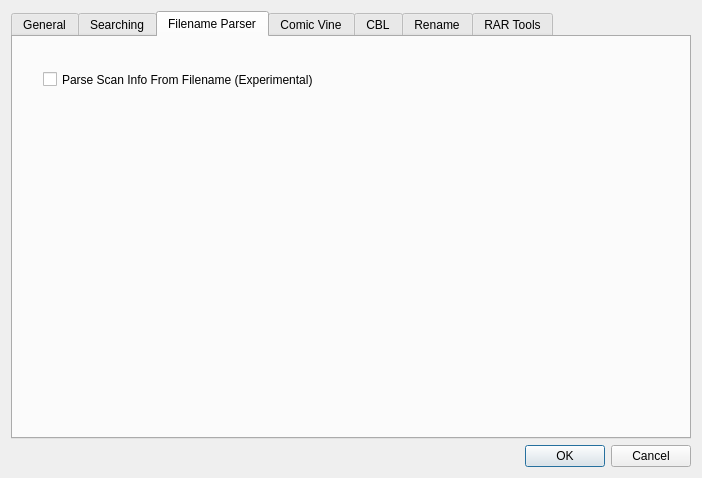
comictagger/comictagger, file comictaggerlib/ui/settingswindow.ui: the form before one commit.
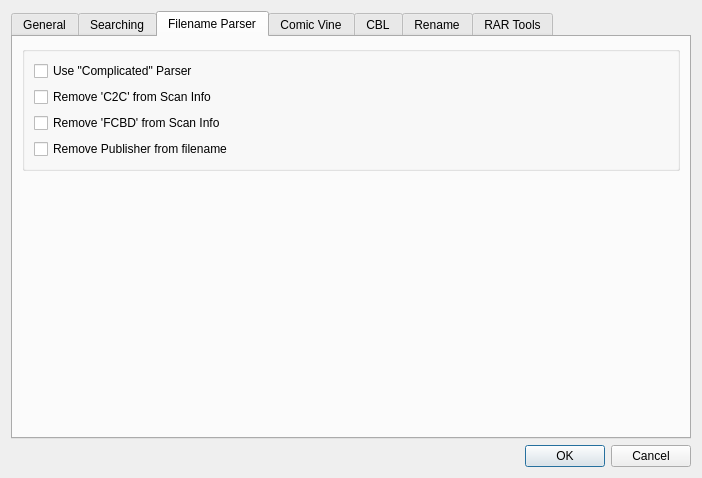
The form after the commit. The open tabs and pages were chosen to show the change.

Patch:
```diff
--- a/comictaggerlib/ui/settingswindow.ui
+++ b/comictaggerlib/ui/settingswindow.ui
@@ -229,19 +229,55 @@
         <attribute name="title">
          <string>Filename Parser</string>
         </attribute>
-        <widget class="QCheckBox" name="cbxParseScanInfo">
-         <property name="geometry">
-          <rect>
-           <x>30</x>
-           <y>30</y>
-           <width>421</width>
-           <height>25</height>
-          </rect>
-         </property>
-         <property name="text">
-          <string>Parse Scan Info From Filename (Experimental)</string>
-         </property>
-        </widget>
+        <layout class="QVBoxLayout" name="verticalLayout_6">
+         <item>
+          <widget class="QGroupBox" name="groupBox_2">
+           <layout class="QVBoxLayout" name="verticalLayout_7">
+            <item>
+             <widget class="QCheckBox" name="cbxComplicatedParser">
+              <property name="text">
+               <string>Use &quot;Complicated&quot; Parser</string>
+              </property>
+             </widget>
+            </item>
+            <item>
+             <widget class="QCheckBox" name="cbxRemoveC2C">
+              <property name="text">
+               <string>Remove 'C2C' from Scan Info</string>
+              </property>
+             </widget>
+            </item>
+            <item>
+             <widget class="QCheckBox" name="cbxRemoveFCBD">
+              <property name="text">
+               <string>Remove 'FCBD' from Scan Info</string>
+              </property>
+             </widget>
+            </item>
+            <item>
+             <widget class="QCheckBox" name="cbxRemovePublisher">
+              <property name="text">
+               <string>Remove Publisher from filename</string>
+              </property>
+             </widget>
+            </item>
+           </layout>
+          </widget>
+         </item>
+         <item>
+          <spacer name="verticalSpacer_4">
+           <property name="orientation">
+            <enum>Qt::Vertical</enum>
+           </property>
+           <property name="sizeHint" stdset="0">
+            <size>
+             <width>20</width>
+             <height>40</height>
+            </size>
+           </property>
+          </spacer>
+         </item>
+        </layout>
        </widget>
        <widget class="QWidget" name="tab_3">
         <attribute name="title">
```
